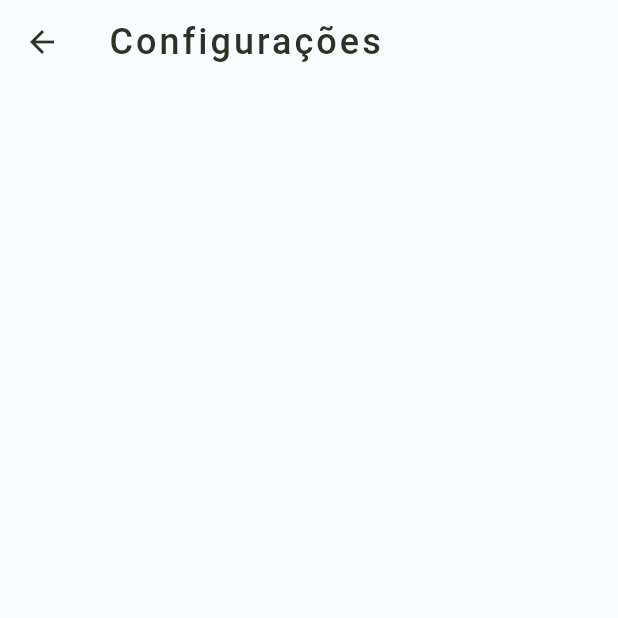
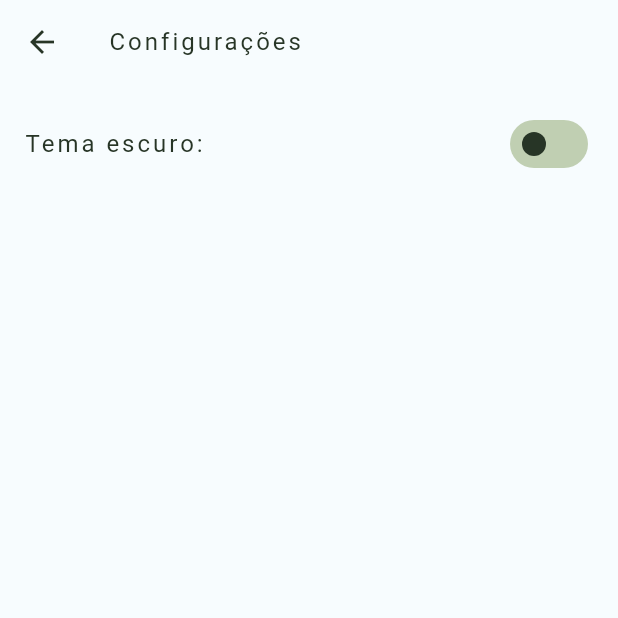
Before and after one commit to devherik/simple_weather, a Flutter app: the SettingsPage screen opened by its route, on a phone screen of 412 x 824 dp, the top half of it. Run offline on Flutter 3.47's test engine with Material 3 defaults, Android fonts, the phone set to English and light mode, and no system bars; our stand-ins replace flutter_dotenv, geolocator, go_router, google_fonts, hexcolor, iconsax and 3 more; network calls fail; Roboto replaces fonts that are missing (Ubuntu); statements that could not run were skipped.

Commit message:
view: switch for theme pick working properly

```diff
--- a/lib/presentation/features/settings/settings.dart
+++ b/lib/presentation/features/settings/settings.dart
@@ -1,4 +1,5 @@
 import 'package:flutter/material.dart';
+import 'package:simple_weather_app/presentation/controllers/main_controller.dart';
 
 class SettingsPage extends StatefulWidget {
   const SettingsPage({super.key});
@@ -8,13 +9,13 @@ class SettingsPage extends StatefulWidget {
 }
 
 class _SettingsPageState extends State<SettingsPage> {
+  final MainController mainController = MainController.instance;
   @override
   Widget build(BuildContext context) {
     return Scaffold(
       appBar: AppBar(
-        title: Text(
+        title: const Text(
           'Configurações',
-          style: Theme.of(context).textTheme.titleSmall,
         ),
       ),
       body: Container(
@@ -22,6 +23,31 @@ class _SettingsPageState extends State<SettingsPage> {
         width: MediaQuery.of(context).size.width,
         padding: const EdgeInsets.all(16),
         //TODO: will be based on toogle buttuns
+        child: SingleChildScrollView(
+          child: Column(
+            children: <Widget>[
+              Row(
+                mainAxisAlignment: MainAxisAlignment.spaceBetween,
+                children: <Widget>[
+                  Text(
+                    'Tema escuro: ',
+                    style: Theme.of(context).textTheme.bodyLarge,
+                  ),
+                  Switch(
+                      value: mainController.darkThemeOn,
+                      inactiveThumbColor:
+                          Theme.of(context).colorScheme.inversePrimary,
+                      inactiveTrackColor:
+                          Theme.of(context).colorScheme.tertiary,
+                      activeColor: Theme.of(context).colorScheme.inversePrimary,
+                      onChanged: (bool value) => setState(() {
+                            mainController.changeTheme();
+                          })),
+                ],
+              )
+            ],
+          ),
+        ),
       ),
     );
   }
```
Also changed, not shown: lib/config/theme/theme.dart (+13 -15 lines), lib/presentation/controllers/main_controller.dart (+5 -12 lines), lib/presentation/features/home/home_widgets.dart (+4 -18 lines).
